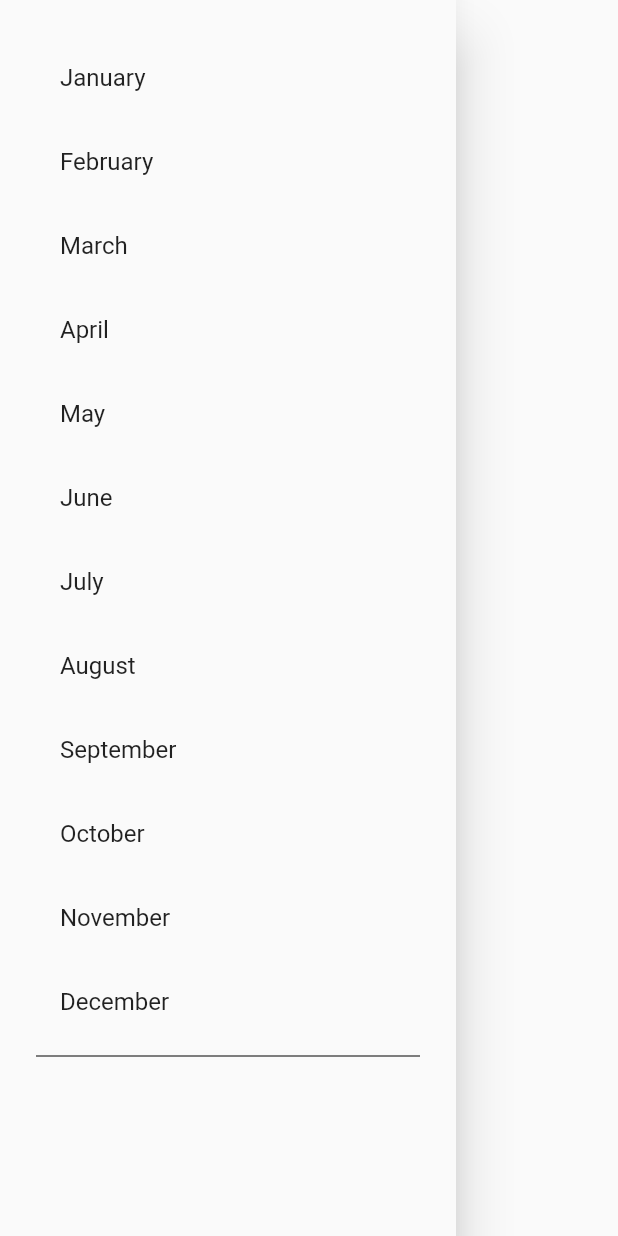
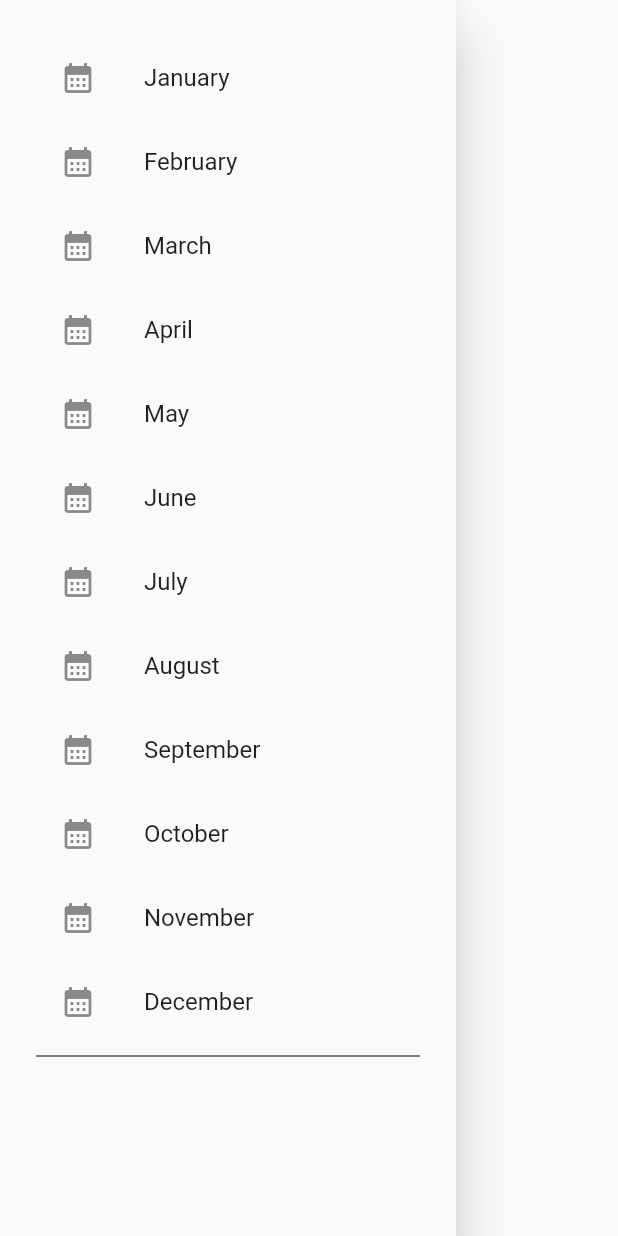
Before and after one commit to RahmsMusti/tmd_finance, a Flutter app: the NavigationDrawer widget shown alone on an empty page, opened directly, on a phone screen of 412 x 824 dp. Run offline on Flutter 3.47's test engine with Material 2 defaults, Android fonts, the phone set to English and light mode, and no system bars; generated files the repository leaves out were written again.

Commit message:
Icons to drawer items

```diff
--- a/lib/src/components/input_row.dart
+++ b/lib/src/components/input_row.dart
@@ -1,11 +1,10 @@
 import 'package:flutter/material.dart';
-import 'dart:math';
 
 class InputRow extends StatelessWidget {
   InputRow({Key? key}) : super(key: key);
 
-  TextEditingController budgetController = TextEditingController();
-  TextEditingController actualController = TextEditingController();
+  final TextEditingController budgetController = TextEditingController();
+  final TextEditingController actualController = TextEditingController();
 
   @override
   Widget build(BuildContext context) {
--- a/lib/src/components/navigation_drawer.dart
+++ b/lib/src/components/navigation_drawer.dart
@@ -1,5 +1,3 @@
-import 'dart:html';
-
 import 'package:flutter/material.dart';
 
 class NavigationDrawer extends StatelessWidget {
@@ -27,50 +25,62 @@ class NavigationDrawer extends StatelessWidget {
         child: Column(
           children: [
             ListTile(
+              leading: const Icon(Icons.calendar_month),
               title: const Text('January'),
               onTap: () => Navigator.of(context).pushNamed('/'),
             ),
             ListTile(
+              leading: const Icon(Icons.calendar_month),
               title: const Text('February'),
               onTap: () {},
             ),
             ListTile(
+              leading: const Icon(Icons.calendar_month),
               title: const Text('March'),
               onTap: () {},
             ),
             ListTile(
+              leading: const Icon(Icons.calendar_month),
               title: const Text('April'),
               onTap: () {},
             ),
             ListTile(
+              leading: const Icon(Icons.calendar_month),
               title: const Text('May'),
               onTap: () {},
             ),
             ListTile(
+              leading: const Icon(Icons.calendar_month),
               title: const Text('June'),
               onTap: () {},
             ),
             ListTile(
+              leading: const Icon(Icons.calendar_month),
               title: const Text('July'),
               onTap: () {},
             ),
             ListTile(
+              leading: const Icon(Icons.calendar_month),
               title: const Text('August'),
               onTap: () {},
             ),
             ListTile(
+              leading: const Icon(Icons.calendar_month),
               title: const Text('September'),
               onTap: () {},
             ),
             ListTile(
+              leading: const Icon(Icons.calendar_month),
               title: const Text('October'),
               onTap: () {},
             ),
             ListTile(
+              leading: const Icon(Icons.calendar_month),
               title: const Text('November'),
               onTap: () {},
             ),
             ListTile(
+              leading: const Icon(Icons.calendar_month),
               title: const Text('December'),
               onTap: () {},
             ),
```
Also changed, not shown: 3 other files.
